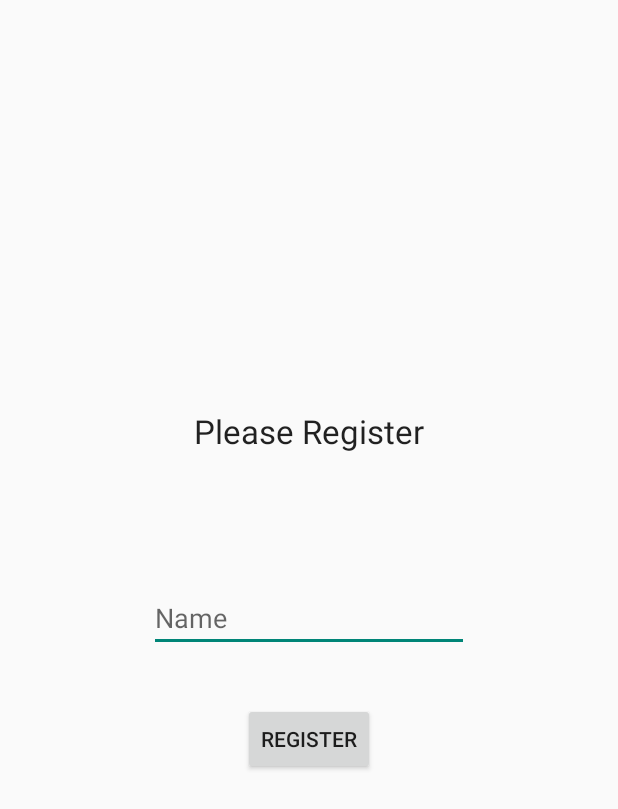
After one commit to haleyharrison/android_twitter, an Android app: the layout activity_register.xml on its own in the app's theme, with its tools: preview values and no code run, on a phone screen of 412 x 824 dp. The commit adds this screen. Shown: the top 809 px of the screen. Run offline under Robolectric (Android 15) with nearby library versions, the phone set to English and light mode, and no system bars.

Commit message:
Create RegisterActivity that allows user to register if they haven't yet.

```diff
--- a/app/src/main/java/com/epicodus/twitter_clone/models/User.java
+++ b/app/src/main/java/com/epicodus/twitter_clone/models/User.java
@@ -3,6 +3,7 @@ package com.epicodus.twitter_clone.models;
 import com.activeandroid.Model;
 import com.activeandroid.annotation.Column;
 import com.activeandroid.annotation.Table;
+import com.activeandroid.query.Select;
 
 @Table(name = "Users", id = "_id")
 public class User extends Model {
@@ -22,4 +23,8 @@ public class User extends Model {
     public String getName() {
         return mName;
     }
+
+    public static User find(String username) {
+        return new Select().from(User.class).where("Name = ?", username).executeSingle();
+    }
 }
--- /dev/null
+++ b/app/src/main/res/layout/activity_register.xml
@@ -0,0 +1,40 @@
+<RelativeLayout xmlns:android="http://schemas.android.com/apk/res/android"
+                xmlns:tools="http://schemas.android.com/tools"
+                android:layout_width="match_parent"
+                android:layout_height="match_parent"
+                android:paddingLeft="@dimen/activity_horizontal_margin"
+                android:paddingRight="@dimen/activity_horizontal_margin"
+                android:paddingTop="@dimen/activity_vertical_margin"
+                android:paddingBottom="@dimen/activity_vertical_margin"
+                tools:context="com.epicodus.twitter.ui.RegisterActivity">
+
+    <TextView
+        android:layout_width="wrap_content"
+        android:layout_height="wrap_content"
+        android:textAppearance="?android:attr/textAppearanceLarge"
+        android:text="Please Register"
+        android:id="@+id/registerLabel"
+        android:layout_above="@+id/nameText"
+        android:layout_centerHorizontal="true"
+        android:layout_marginBottom="87dp"/>
+
+    <EditText
+        android:layout_width="wrap_content"
+        android:layout_height="wrap_content"
+        android:inputType="textPersonName"
+        android:ems="10"
+        android:id="@+id/nameText"
+        android:layout_centerVertical="true"
+        android:layout_centerHorizontal="true"
+        android:hint="Name"/>
+
+    <Button
+        style="?android:attr/buttonStyleSmall"
+        android:layout_width="wrap_content"
+        android:layout_height="wrap_content"
+        android:text="Register"
+        android:id="@+id/registerButton"
+        android:layout_below="@+id/nameText"
+        android:layout_centerHorizontal="true"
+        android:layout_marginTop="34dp"/>
+</RelativeLayout>
--- a/app/src/main/res/values/strings.xml
+++ b/app/src/main/res/values/strings.xml
@@ -5,4 +5,5 @@
     <string name="action_settings">Settings</string>
     <string name="timezone">PST</string>
     <string name="time_format">EEEE, MMMM d \'at\' h:mm</string>
+    <string name="title_activity_register">Register</string>
 </resources>
```
Also changed, not shown: app/src/main/AndroidManifest.xml (+12 -2 lines), app/src/main/java/com/epicodus/twitter_clone/ui/MainActivity.java (+37 -0 lines), app/src/main/java/com/epicodus/twitter_clone/ui/RegisterActivity.java (added, +44 -0 lines), app/src/main/res/menu/menu_register.xml (added, +9 -0 lines).
